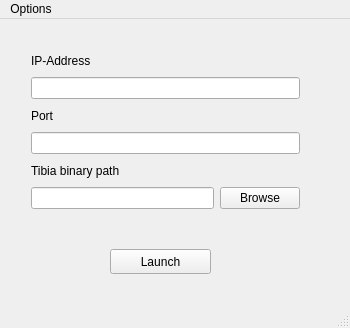
The window that gui/MainWindow.ui (felixkorch/ipchanger) describes before a commit, drawn with Qt 5.
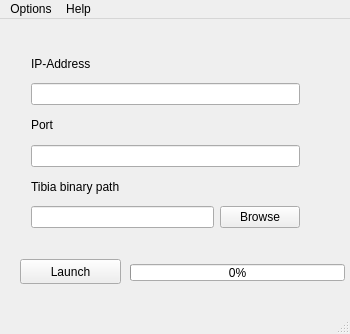
The same window after the commit.

```diff
--- a/gui/MainWindow.ui
+++ b/gui/MainWindow.ui
@@ -7,7 +7,7 @@
     <x>0</x>
     <y>0</y>
     <width>350</width>
-    <height>328</height>
+    <height>334</height>
    </rect>
   </property>
   <property name="sizePolicy">
@@ -32,7 +32,7 @@
       <x>20</x>
       <y>20</y>
       <width>291</width>
-      <height>181</height>
+      <height>200</height>
      </rect>
     </property>
     <layout class="QVBoxLayout" name="verticalLayout">
@@ -99,8 +99,8 @@
    <widget class="QPushButton" name="button_launch">
     <property name="geometry">
      <rect>
-      <x>110</x>
-      <y>230</y>
+      <x>20</x>
+      <y>240</y>
       <width>101</width>
       <height>25</height>
      </rect>
@@ -109,6 +109,19 @@
      <string>Launch</string>
     </property>
    </widget>
+   <widget class="QProgressBar" name="progressBar">
+    <property name="geometry">
+     <rect>
+      <x>130</x>
+      <y>245</y>
+      <width>215</width>
+      <height>17</height>
+     </rect>
+    </property>
+    <property name="value">
+     <number>0</number>
+    </property>
+   </widget>
   </widget>
   <widget class="QMenuBar" name="menuBar">
    <property name="geometry">
@@ -125,7 +138,13 @@
     </property>
     <addaction name="separator"/>
    </widget>
+   <widget class="QMenu" name="menuAbout">
+    <property name="title">
+     <string>Help</string>
+    </property>
+   </widget>
    <addaction name="menuOptions"/>
+   <addaction name="menuAbout"/>
   </widget>
   <widget class="QStatusBar" name="statusBar"/>
  </widget>
```
